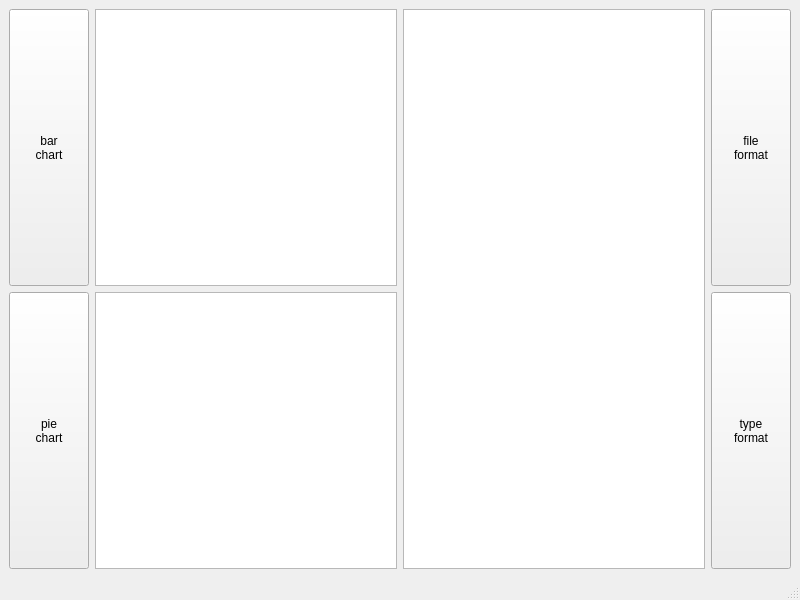
This is mainwindow.ui in KimalIsaev/third as Qt 5 draws it before an edit. The edited form follows.
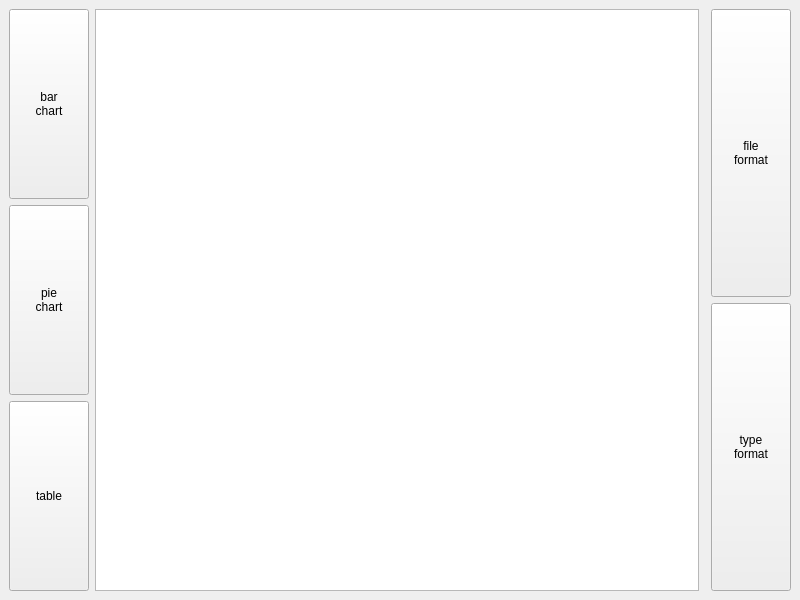
This is the edited form. Custom widgets are drawn as their Qt base class.

The edit to the form file:
```diff
--- a/mainwindow.ui
+++ b/mainwindow.ui
@@ -14,7 +14,9 @@
    <string>MainWindow</string>
   </property>
   <widget class="QWidget" name="centralwidget">
-   <layout class="QHBoxLayout" name="horizontalLayout">
+   <layout class="QHBoxLayout" name="horizontalLayout_2">
+    <item>
+     <layout class="QHBoxLayout" name="layout">
     <item>
      <layout class="QVBoxLayout" name="verticalLayoutFormatButton_2">
       <item>
@@ -45,20 +47,26 @@
         </property>
        </widget>
       </item>
-     </layout>
-    </item>
     <item>
-     <layout class="QVBoxLayout" name="verticalLayout">
+         <widget class="QPushButton" name="tableFormat">
+          <property name="sizePolicy">
+           <sizepolicy hsizetype="Minimum" vsizetype="Expanding">
+            <horstretch>0</horstretch>
+            <verstretch>0</verstretch>
+           </sizepolicy>
+          </property>
+          <property name="text">
+           <string>table</string>
+          </property>
+         </widget>
+        </item>
+       </layout>
+      </item>
       <item>
        <widget class="QTreeView" name="treeView"/>
       </item>
       <item>
-       <widget class="QChartView" name="chartView"/>
-      </item>
-     </layout>
-    </item>
-    <item>
-     <widget class="QTableView" name="tableView"/>
+       <widget class="QWidget" name="widget" native="true"/>
     </item>
     <item>
      <layout class="QVBoxLayout" name="verticalLayoutFormatButton">
@@ -93,26 +101,10 @@
      </layout>
     </item>
    </layout>
+    </item>
+   </layout>
   </widget>
-  <widget class="QMenuBar" name="menubar">
-   <property name="geometry">
-    <rect>
-     <x>0</x>
-     <y>0</y>
-     <width>800</width>
-     <height>20</height>
-    </rect>
-   </property>
-  </widget>
-  <widget class="QStatusBar" name="statusbar"/>
- </widget>
- <customwidgets>
-  <customwidget>
-   <class>QChartView</class>
-   <extends>QGraphicsView</extends>
-   <header>QtCharts</header>
-  </customwidget>
- </customwidgets>
+ </widget>
  <resources/>
  <connections>
   <connection>
```
Left out of the diff: 49 changed lines with no effect on the pictures. Lines whose indentation alone changed are shown as unchanged.
